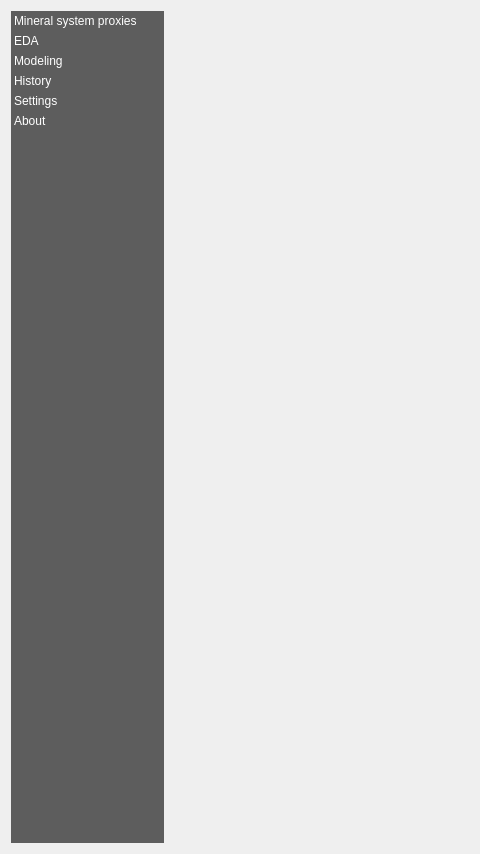
The window that eis_qgis_plugin/resources/ui/wizard.ui (GispoCoding/eis_qgis_plugin) describes before a commit, drawn with Qt 5; both pictures show x 0 to 480 and y 0 to 854 of the 928 by 854 pixel window.
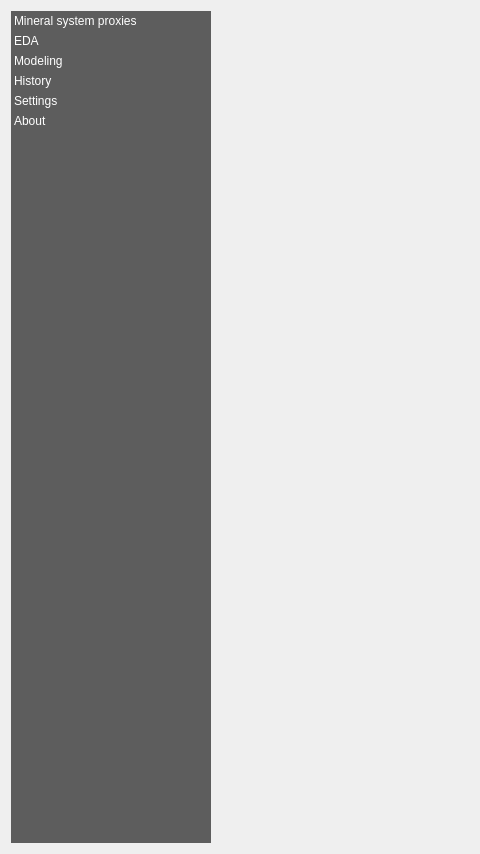
The same window after the commit.

Commit message: feat: add a setting that enables minimizing wizard menu (display only icons

```diff
--- a/eis_qgis_plugin/resources/ui/wizard.ui
+++ b/eis_qgis_plugin/resources/ui/wizard.ui
@@ -24,13 +24,13 @@
      </property>
      <property name="minimumSize">
       <size>
-       <width>100</width>
+       <width>200</width>
        <height>200</height>
       </size>
      </property>
      <property name="maximumSize">
       <size>
-       <width>153</width>
+       <width>0</width>
        <height>16777215</height>
       </size>
      </property>
@@ -55,6 +55,12 @@
      <property name="lineWidth">
       <number>0</number>
      </property>
+     <property name="horizontalScrollBarPolicy">
+      <enum>Qt::ScrollBarAlwaysOff</enum>
+     </property>
+     <property name="sizeAdjustPolicy">
+      <enum>QAbstractScrollArea::AdjustToContents</enum>
+     </property>
      <property name="iconSize">
       <size>
        <width>32</width>
```
Left out of the diff: 3 changed lines with no effect on the pictures. The commit also changes 4 other files.
